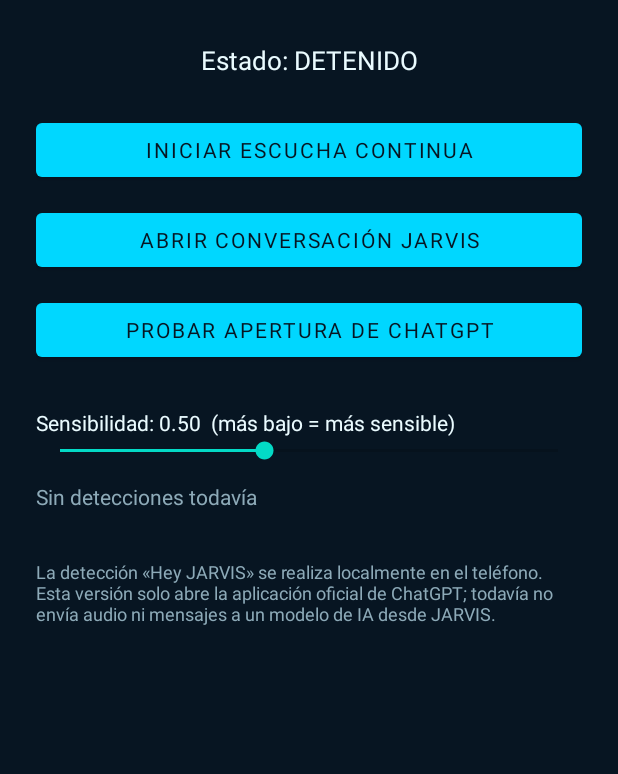
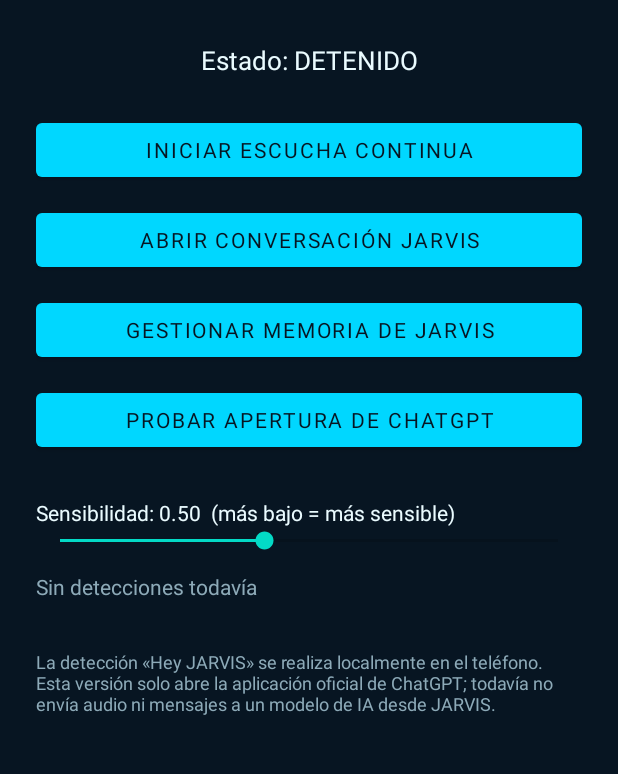
Before and after one commit to santiagozc2014-star/JARVIS-comando-de-voz-, an Android app: the screen it shows after launch (MainActivity), on a phone screen of 412 x 824 dp, the part 285-1059 px from its top. Run offline under Robolectric (Android 15) with nearby library versions, the phone set to English and light mode, and no system bars.

Commit message:
Add memory manager entry point

```diff
--- a/app/src/main/res/layout/activity_main.xml
+++ b/app/src/main/res/layout/activity_main.xml
@@ -46,6 +46,12 @@
             android:layout_marginTop="12dp"
             android:text="Abrir conversación JARVIS" />
         <Button
+            android:id="@+id/btnOpenMemory"
+            android:layout_width="match_parent"
+            android:layout_height="wrap_content"
+            android:layout_marginTop="12dp"
+            android:text="Gestionar memoria de JARVIS" />
+        <Button
             android:id="@+id/btnTestChatGpt"
             android:layout_width="match_parent"
             android:layout_height="wrap_content"
```
